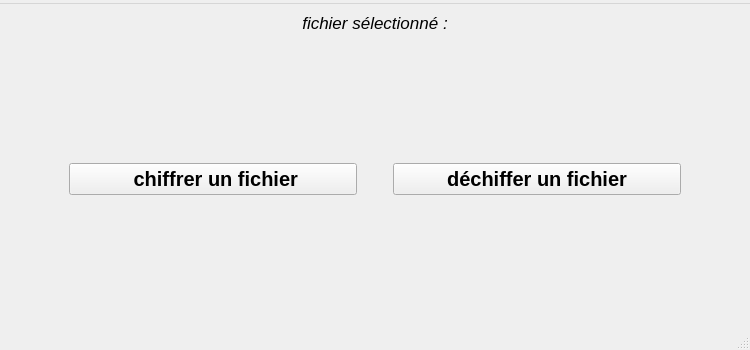
First picture: the form in UI/mainwindow.ui, repository Gawdamn/chiffrement_AES, before the edit.
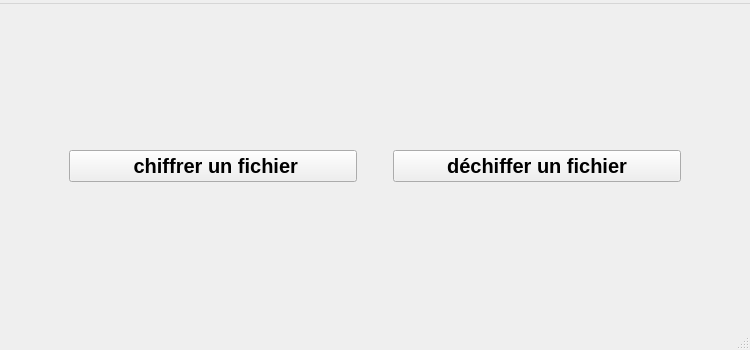
Second picture: the form after the edit. Icons and pictures are not drawn.

The edit to the form file:
```diff
--- a/UI/mainwindow.ui
+++ b/UI/mainwindow.ui
@@ -117,24 +117,7 @@
      </layout>
     </item>
     <item row="0" column="0">
-     <layout class="QHBoxLayout" name="horizontalLayout_2">
-      <item>
-       <widget class="QLabel" name="fileLabel">
-        <property name="font">
-         <font>
-          <pointsize>13</pointsize>
-          <italic>true</italic>
-         </font>
-        </property>
-        <property name="text">
-         <string>fichier sélectionné :</string>
-        </property>
-        <property name="alignment">
-         <set>Qt::AlignCenter</set>
-        </property>
-       </widget>
-      </item>
-     </layout>
+     <layout class="QHBoxLayout" name="horizontalLayout_2"/>
     </item>
    </layout>
   </widget>
```
